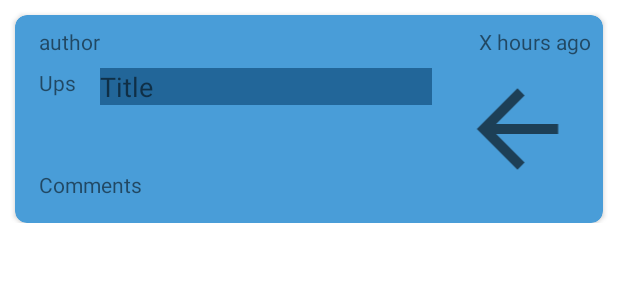
After one commit to hiddenns/topRedditApplications, an Android app: the layout list_item_link.xml on its own in the app's theme, with its tools: preview values and no code run, on a phone screen of 412 x 824 dp. The commit adds this screen. Shown: the top 300 px of the screen. Run offline under Robolectric (Android 15) with nearby library versions, the light colour scheme and no system bars.

Commit message:
add linkViewHolder, change definition type of content with post_hint attr, fix bugs with richVideo type content

```diff
--- a/app/src/main/java/com/topredditapp/Const.java
+++ b/app/src/main/java/com/topredditapp/Const.java
@@ -2,5 +2,5 @@ package com.topredditapp;
 
 public class Const {
     public static final String BASE_URL = "https://www.reddit.com/";
-    public static final int PAGE_SIZE = 10;
+    public static final int PAGE_SIZE = 15;
 }
--- a/app/src/main/java/com/topredditapp/model/ContentType.java
+++ b/app/src/main/java/com/topredditapp/model/ContentType.java
@@ -1,7 +1,7 @@
 package com.topredditapp.model;
 
 public enum ContentType {
-    Photo(1), Video(2);
+    Photo(1), Video(2), Link(3), Gif(4), Default(6);
 
     private int indexType;
 
--- a/app/src/main/java/com/topredditapp/model/Media.java
+++ b/app/src/main/java/com/topredditapp/model/Media.java
@@ -7,9 +7,9 @@ import org.simpleframework.xml.Root;
 public class Media {
 
     @Element(name = "reddit_video")
-    private RedditVideo reddit_video;
+    private RedditVideoPreview reddit_video;
 
-    public RedditVideo getReddit_video() {
+    public RedditVideoPreview getReddit_video() {
         return reddit_video;
     }
 }
--- a/app/src/main/java/com/topredditapp/model/RedditVideo.java
+++ b/app/src/main/java/com/topredditapp/model/RedditVideoPreview.java
@@ -3,7 +3,7 @@ package com.topredditapp.model;
 import org.simpleframework.xml.Root;
 
 @Root(strict = false)
-public class RedditVideo {
+public class RedditVideoPreview {
     public int bitrate_kbps;
     public String fallback_url;
     public int height;
--- /dev/null
+++ b/app/src/main/res/layout/list_item_link.xml
@@ -0,0 +1,116 @@
+<?xml version="1.0" encoding="utf-8"?>
+<androidx.constraintlayout.widget.ConstraintLayout xmlns:android="http://schemas.android.com/apk/res/android"
+    xmlns:app="http://schemas.android.com/apk/res-auto"
+    xmlns:tools="http://schemas.android.com/tools"
+    android:id="@+id/constraintParentLayout"
+    android:layout_width="match_parent"
+    android:layout_height="wrap_content">
+
+    <androidx.cardview.widget.CardView
+        android:id="@+id/cardView"
+        android:layout_width="match_parent"
+        android:layout_height="wrap_content"
+        android:layout_margin="10dp"
+        android:layout_marginTop="28dp"
+        app:cardBackgroundColor="#499DD8"
+        app:cardCornerRadius="8dp"
+        app:layout_constraintEnd_toEndOf="parent"
+        app:layout_constraintStart_toStartOf="parent"
+        app:layout_constraintTop_toTopOf="parent">
+
+        <LinearLayout
+            android:layout_width="match_parent"
+            android:layout_height="match_parent"
+            android:orientation="vertical">
+
+            <androidx.constraintlayout.widget.ConstraintLayout
+                android:layout_width="match_parent"
+                android:layout_height="wrap_content"
+                app:layout_constraintEnd_toStartOf="@+id/constraintContentLayout"
+                app:layout_constraintStart_toStartOf="@+id/constraintContentLayout">
+
+                <TextView
+                    android:id="@+id/authorText"
+                    android:layout_width="wrap_content"
+                    android:layout_height="wrap_content"
+                    android:layout_marginStart="16dp"
+                    android:layout_marginTop="8dp"
+                    android:text="author"
+                    app:autoSizeMaxTextSize="24sp"
+                    app:autoSizeMinTextSize="16sp"
+                    app:layout_constraintStart_toStartOf="parent"
+                    app:layout_constraintTop_toTopOf="parent" />
+
+                <TextView
+                    android:id="@+id/createdPublText"
+                    android:layout_width="wrap_content"
+                    android:layout_height="wrap_content"
+                    android:layout_marginEnd="8dp"
+                    android:text="X hours ago"
+                    app:layout_constraintEnd_toEndOf="parent"
+                    app:layout_constraintTop_toTopOf="@+id/authorText" />
+
+                <TextView
+                    android:id="@+id/titleText"
+                    android:layout_width="0dp"
+                    android:layout_height="wrap_content"
+                    android:layout_marginStart="16dp"
+                    android:layout_marginTop="8dp"
+                    android:layout_marginEnd="8dp"
+                    android:background="#269"
+                    android:text="Title"
+                    android:textSize="18sp"
+                    app:layout_constraintBottom_toBottomOf="@+id/upsText"
+                    app:layout_constraintEnd_toStartOf="@+id/thumbnailImg"
+                    app:layout_constraintStart_toEndOf="@+id/upsText"
+                    app:layout_constraintTop_toBottomOf="@+id/authorText"
+                    app:layout_constraintVertical_bias="0.0" />
+
+                <TextView
+                    android:id="@+id/upsText"
+                    android:layout_width="wrap_content"
+                    android:layout_height="wrap_content"
+                    android:layout_marginTop="8dp"
+                    android:text="Ups"
+                    app:layout_constraintStart_toStartOf="@+id/authorText"
+                    app:layout_constraintTop_toBottomOf="@+id/authorText" />
+
+                <TextView
+                    android:id="@+id/numCommentsText"
+                    android:layout_width="wrap_content"
+                    android:layout_height="wrap_content"
+                    android:layout_marginTop="8dp"
+                    android:layout_marginBottom="16dp"
+                    android:text="Comments"
+                    app:layout_constraintBottom_toBottomOf="parent"
+                    app:layout_constraintStart_toStartOf="@+id/authorText"
+                    app:layout_constraintTop_toBottomOf="@+id/constraintContentLayout" />
+
+                <androidx.constraintlayout.widget.ConstraintLayout
+                    android:id="@+id/constraintContentLayout"
+                    android:layout_width="match_parent"
+                    android:layout_height="wrap_content"
+                    android:layout_marginStart="16dp"
+                    android:layout_marginTop="8dp"
+                    android:layout_marginEnd="16dp"
+                    android:layout_marginBottom="16dp"
+                    android:background="#344"
+                    app:layout_constraintBottom_toBottomOf="parent"
+                    app:layout_constraintEnd_toEndOf="parent"
+                    app:layout_constraintStart_toStartOf="parent"
+                    app:layout_constraintTop_toBottomOf="@+id/titleText"/>
+
+                <ImageView
+                    android:id="@+id/thumbnailImg"
+                    android:layout_width="98dp"
+                    android:layout_height="81dp"
+                    android:layout_marginEnd="8dp"
+                    app:layout_constraintEnd_toEndOf="parent"
+                    app:layout_constraintTop_toTopOf="@+id/titleText"
+                    tools:srcCompat="?attr/homeAsUpIndicator" />
+            </androidx.constraintlayout.widget.ConstraintLayout>
+        </LinearLayout>
+
+    </androidx.cardview.widget.CardView>
+
+</androidx.constraintlayout.widget.ConstraintLayout>
```
Also changed, not shown: app/src/main/java/com/topredditapp/RedditListAdapter.java (+49 -28 lines), app/src/main/java/com/topredditapp/controller/Controller.java (+6 -4 lines), app/src/main/java/com/topredditapp/model/Preview.java (+1 -0 lines), app/src/main/java/com/topredditapp/model/Publication.java (+46 -5 lines), app/src/main/res/layout/activity_main.xml (+10 -10 lines), app/src/main/res/layout/list_item.xml (+9 -9 lines).
